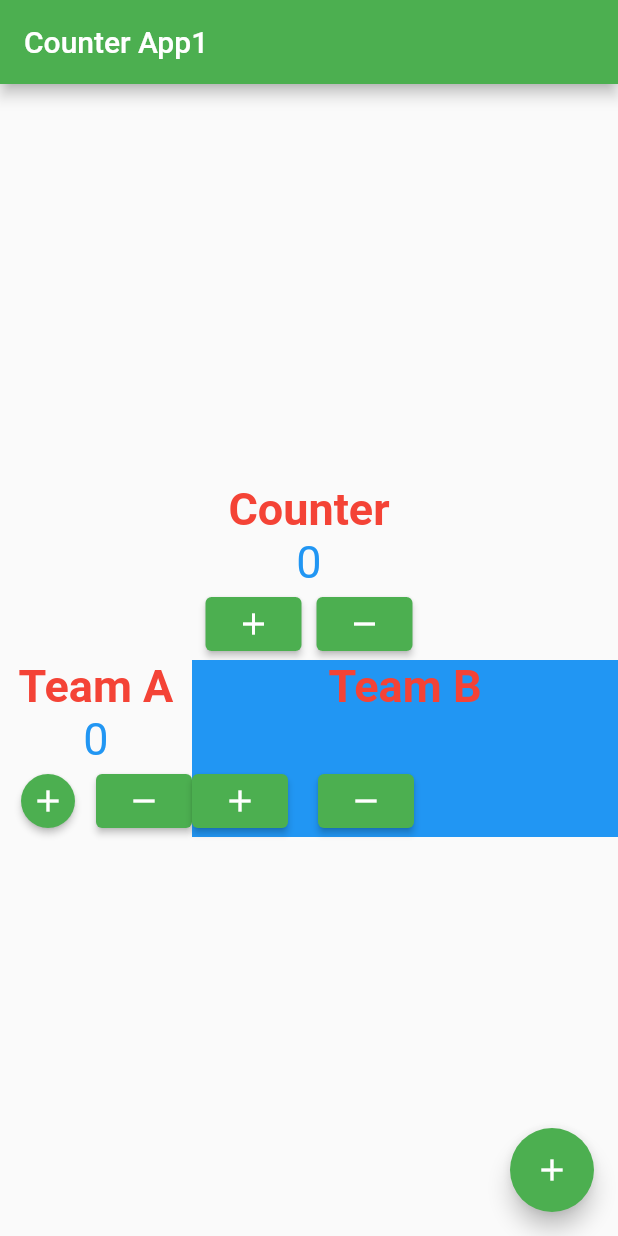
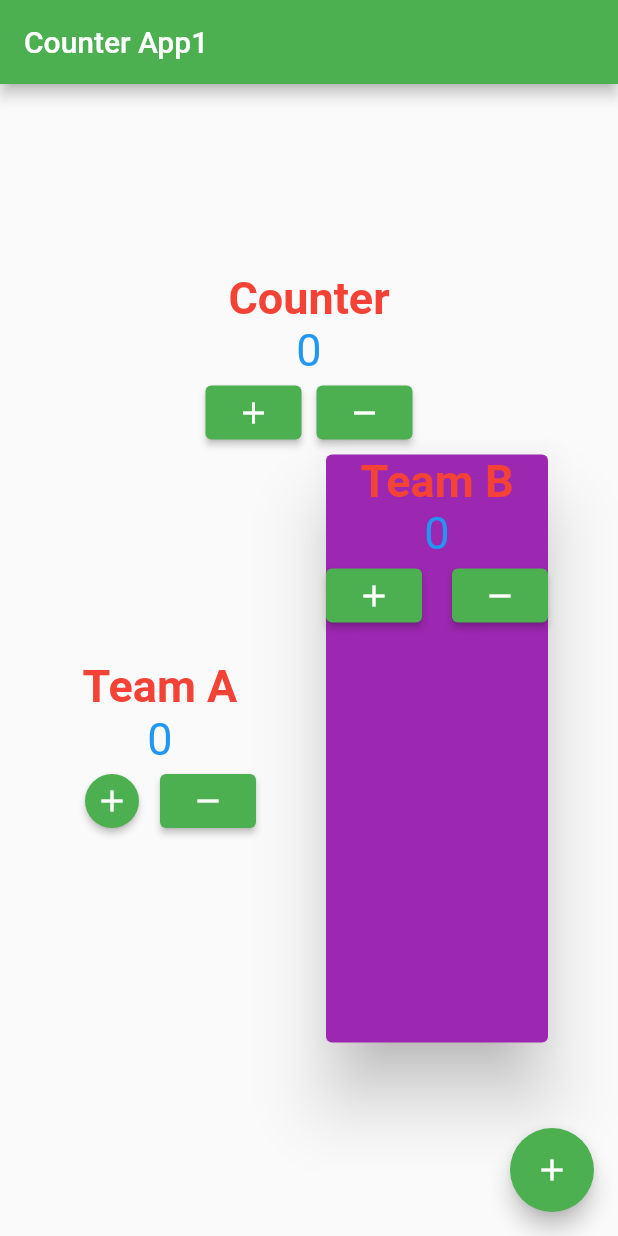
Before and after one commit to namanchandak/Counter-Application-Using-Flutter, a Flutter app: the screen it shows after launch, on a phone screen of 412 x 824 dp. Run offline on Flutter 3.47's test engine with Material 2 defaults, Android fonts, the light colour scheme and no system bars.

Commit message:
card and sandbox

```diff
--- a/lib/main.dart
+++ b/lib/main.dart
@@ -112,7 +112,7 @@ class _LandingPageState extends State<LandingPage> {
 ////ElevatedButton.styleFrom(shape: const CircleBorder()),
 
           Row(
-            mainAxisAlignment: MainAxisAlignment.center,
+            mainAxisAlignment: MainAxisAlignment.spaceEvenly,
             children: [
               Column(
                 children: [
@@ -149,42 +149,15 @@ class _LandingPageState extends State<LandingPage> {
 
                 ],
               ),
-////Container(color: Colors.blue ,child:Column(
-//                 children: [
-//                   const Text(
-//                     "Team B",
-//                     style: TextStyle(
-//                         fontSize: 30,
-//                         fontWeight: FontWeight.bold,
-//                         color: Colors.red),
-//                   ),
-//                   Text(
-//                     "$_counter1",
-//                     style: TextStyle(fontSize: 30, color: Colors.blue),
-//                   ),
-//
-//                   Row (
-//
-//                     children: [
-//                       ElevatedButton(
-//                         onPressed: increment1,
-//                         child: const Icon(Icons.add),
-//                       ),
-//
-//
-//                       const SizedBox(width: 20,),
-//                       ElevatedButton(
-//                         onPressed: decrement1,
-//                         child: const Icon(Icons.remove),
-//                       )
-//                     ],
-//                   ),
-//
-//                 ],
-//               ) ),
 
+              SizedBox(
 
-              Expanded( flex:10,child :Container(color: Colors.blue ,child:Column(
+                height: 400 ,
+                child:Card(
+
+                    elevation :20,
+                    color: Colors.purple,
+                    child: Column(
                       children: [
                         const Text(
                           "Team B",
@@ -216,7 +189,13 @@ class _LandingPageState extends State<LandingPage> {
                         ),
 
                       ],
-              ) ),)
+                    )
+                ),
+              )
+
+
+
+
 
 
 
```
Lines whose indentation alone changed are shown as unchanged.
